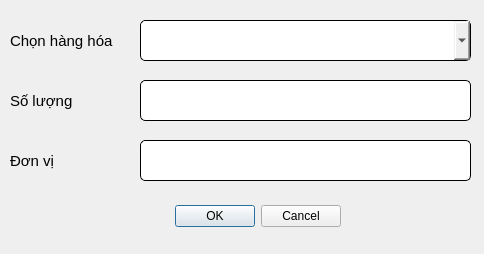
devtrungk3/warehouse_app, file ui/add_prod_to_order.ui: the form before one commit.
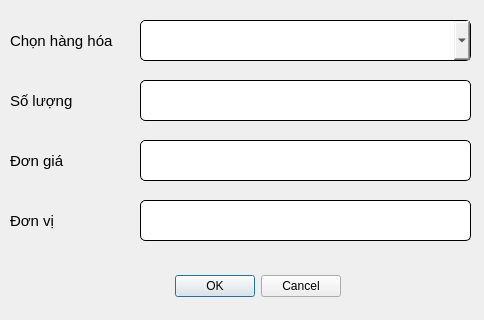
The form after the commit.

```diff
--- a/ui/add_prod_to_order.ui
+++ b/ui/add_prod_to_order.ui
@@ -7,7 +7,7 @@
     <x>0</x>
     <y>0</y>
     <width>484</width>
-    <height>254</height>
+    <height>320</height>
    </rect>
   </property>
   <property name="font">
@@ -35,7 +35,7 @@
    <property name="geometry">
     <rect>
      <x>150</x>
-     <y>200</y>
+     <y>270</y>
      <width>191</width>
      <height>32</height>
     </rect>
@@ -123,7 +123,7 @@
    <property name="geometry">
     <rect>
      <x>10</x>
-     <y>140</y>
+     <y>200</y>
      <width>131</width>
      <height>41</height>
     </rect>
@@ -139,11 +139,39 @@
   </widget>
   <widget class="QLineEdit" name="unit_input">
    <property name="enabled">
-    <bool>false</bool>
+    <bool>true</bool>
    </property>
    <property name="geometry">
     <rect>
      <x>140</x>
+     <y>200</y>
+     <width>331</width>
+     <height>41</height>
+    </rect>
+   </property>
+   <property name="font">
+    <font>
+     <family>JetBrains Mono</family>
+     <pointsize>8</pointsize>
+    </font>
+   </property>
+   <property name="text">
+    <string/>
+   </property>
+   <property name="readOnly">
+    <bool>true</bool>
+   </property>
+   <property name="placeholderText">
+    <string/>
+   </property>
+  </widget>
+  <widget class="QLineEdit" name="unit_cost_input">
+   <property name="enabled">
+    <bool>true</bool>
+   </property>
+   <property name="geometry">
+    <rect>
+     <x>140</x>
      <y>140</y>
      <width>331</width>
      <height>41</height>
@@ -162,6 +190,24 @@
     <string/>
    </property>
   </widget>
+  <widget class="QLabel" name="label_13">
+   <property name="geometry">
+    <rect>
+     <x>10</x>
+     <y>140</y>
+     <width>131</width>
+     <height>41</height>
+    </rect>
+   </property>
+   <property name="font">
+    <font>
+     <pointsize>11</pointsize>
+    </font>
+   </property>
+   <property name="text">
+    <string>Đơn giá</string>
+   </property>
+  </widget>
  </widget>
  <resources/>
  <connections>
```
